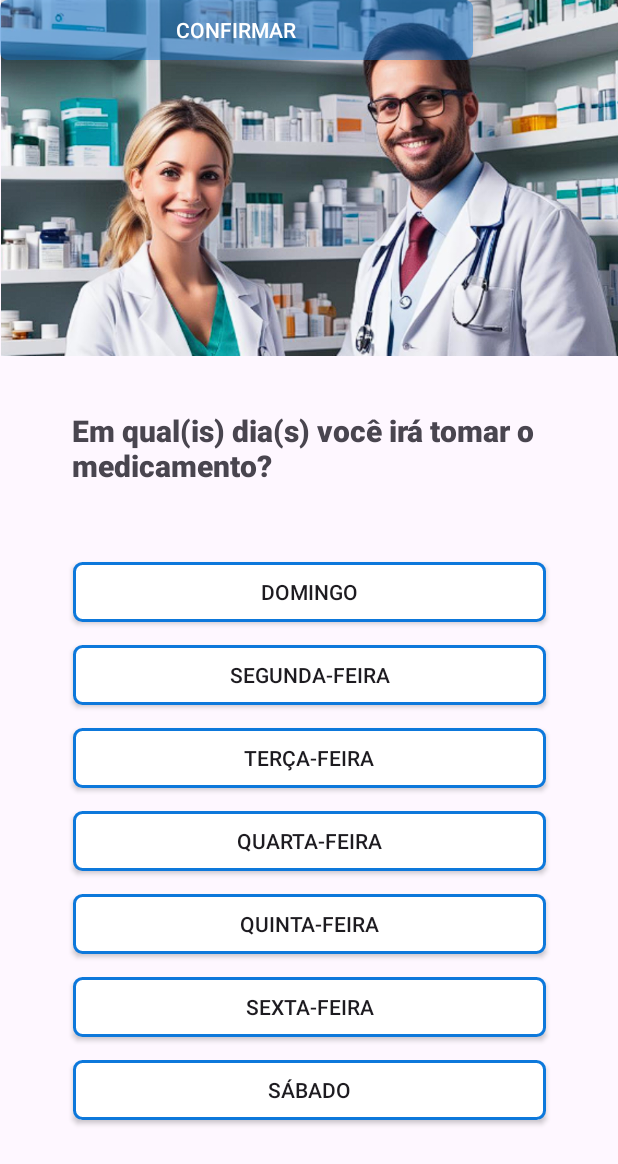
After one commit to luiis-fernandoo/Med-Reminder_Lembrete-de-medicamentos-para-Idosos, an Android app: the FrequencyMedicineSpecificDaysActivity screen opened directly, with no data from a screen before it, on a phone screen of 412 x 824 dp. The commit adds this screen. Shown: the top 1164 px of the screen. Run offline under Robolectric (Android 15) with nearby library versions, the phone set to English and light mode, and no system bars.

Commit message:
Telas para continuidade do cadastro de um lembrete, com adição de doses, escolha de frequência e etc..

```diff
--- /dev/null
+++ b/app/src/main/java/com/example/medreminder_lembretedemedicamentosparaidosos/Activities/FrequencyMedicineSpecificDaysActivity.java
@@ -0,0 +1,16 @@
+package com.example.medreminder_lembretedemedicamentosparaidosos.Activities;
+
+import androidx.appcompat.app.AppCompatActivity;
+
+import android.os.Bundle;
+
+import com.example.medreminder_lembretedemedicamentosparaidosos.R;
+
+public class FrequencyMedicineSpecificDaysActivity extends AppCompatActivity {
+
+    @Override
+    protected void onCreate(Bundle savedInstanceState) {
+        super.onCreate(savedInstanceState);
+        setContentView(R.layout.activity_frequency_medicine_specific_days);
+    }
+}
--- a/app/src/main/java/com/example/medreminder_lembretedemedicamentosparaidosos/Activities/RegisterElderlyActivity.java
+++ b/app/src/main/java/com/example/medreminder_lembretedemedicamentosparaidosos/Activities/RegisterElderlyActivity.java
@@ -20,6 +20,7 @@ import android.widget.Toast;
 
 import com.example.medreminder_lembretedemedicamentosparaidosos.DAO.ElderlyCaregiverDao;
 import com.example.medreminder_lembretedemedicamentosparaidosos.DAO.ElderlyDao;
+import com.example.medreminder_lembretedemedicamentosparaidosos.Fragments.HomeFragment;
 import com.example.medreminder_lembretedemedicamentosparaidosos.Models.Elderly;
 import com.example.medreminder_lembretedemedicamentosparaidosos.Models.ElderlyCaregiver;
 import com.example.medreminder_lembretedemedicamentosparaidosos.R;
@@ -68,7 +69,7 @@ public class RegisterElderlyActivity extends AppCompatActivity {
         laterElderly.setOnClickListener(new View.OnClickListener() {
             @Override
             public void onClick(View view) {
-                Intent it = new Intent(RegisterElderlyActivity.this, HomeMoment.class);
+                Intent it = new Intent(RegisterElderlyActivity.this, HomeFragment.class);
                 startActivity(it);
                 finish();
             }
--- /dev/null
+++ b/app/src/main/res/drawable/button_type_medicine.xml
@@ -0,0 +1,10 @@
+<?xml version="1.0" encoding="utf-8"?>
+<shape xmlns:android="http://schemas.android.com/apk/res/android"
+    android:shape="rectangle">
+
+    <solid android:color="@color/branco"/>
+    <corners android:radius="5dp"/>
+    <stroke
+        android:width="2dp"
+        android:color="#0D78DB" />
+</shape>
--- /dev/null
+++ b/app/src/main/res/layout/activity_frequency_medicine_specific_days.xml
@@ -0,0 +1,144 @@
+<?xml version="1.0" encoding="utf-8"?>
+<androidx.constraintlayout.widget.ConstraintLayout xmlns:android="http://schemas.android.com/apk/res/android"
+    xmlns:app="http://schemas.android.com/apk/res-auto"
+    xmlns:tools="http://schemas.android.com/tools"
+    android:layout_width="match_parent"
+    android:layout_height="match_parent"
+    tools:context=".Activities.FrequencyMedicineSpecificDaysActivity">
+
+    <ImageView
+        android:id="@+id/imageView2"
+        android:layout_width="413dp"
+        android:layout_height="237dp"
+        android:src="@drawable/captura_de_tela_2024_03_18_152732"
+        tools:layout_editor_absoluteX="0dp"
+        tools:layout_editor_absoluteY="-3dp"
+        tools:ignore="MissingConstraints" />
+
+    <androidx.appcompat.widget.AppCompatButton
+        android:id="@+id/buttonSunday"
+        android:layout_width="315dp"
+        android:layout_height="40dp"
+        android:layout_marginStart="48dp"
+        android:layout_marginTop="49dp"
+        android:layout_marginEnd="48dp"
+        android:background="@drawable/button_type_medicine"
+        android:fontFamily="sans-serif-medium"
+        android:text="Domingo"
+        app:layout_constraintEnd_toEndOf="parent"
+        app:layout_constraintStart_toStartOf="parent"
+        app:layout_constraintTop_toBottomOf="@+id/textView7"
+        tools:ignore="MissingConstraints" />
+
+    <androidx.appcompat.widget.AppCompatButton
+        android:id="@+id/buttonMonday"
+        android:layout_width="315dp"
+        android:layout_height="40dp"
+        android:layout_marginStart="48dp"
+        android:layout_marginTop="15dp"
+        android:layout_marginEnd="48dp"
+        android:background="@drawable/button_type_medicine"
+        android:text="Segunda-feira"
+        app:layout_constraintEnd_toEndOf="parent"
+        app:layout_constraintStart_toStartOf="parent"
+        app:layout_constraintTop_toBottomOf="@+id/buttonSunday"
+        tools:ignore="MissingConstraints" />
+
+    <androidx.appcompat.widget.AppCompatButton
+        android:id="@+id/buttonTuesDay"
+        android:layout_width="315dp"
+        android:layout_height="40dp"
+        android:layout_marginStart="48dp"
+        android:layout_marginTop="15dp"
+        android:layout_marginEnd="48dp"
+        android:background="@drawable/button_type_medicine"
+        android:text="Terça-feira"
+        app:layout_constraintEnd_toEndOf="parent"
+        app:layout_constraintStart_toStartOf="parent"
+        app:layout_constraintTop_toBottomOf="@+id/buttonMonday"
+        tools:ignore="MissingConstraints" />
+
+    <androidx.appcompat.widget.AppCompatButton
+        android:id="@+id/buttonWednesday"
+        android:layout_width="315dp"
+        android:layout_height="40dp"
+        android:layout_marginStart="48dp"
+        android:layout_marginTop="15dp"
+        android:layout_marginEnd="48dp"
+        android:background="@drawable/button_type_medicine"
+        android:text="Quarta-feira"
+        app:layout_constraintEnd_toEndOf="parent"
+        app:layout_constraintStart_toStartOf="parent"
+        app:layout_constraintTop_toBottomOf="@+id/buttonTuesDay"
+        tools:ignore="MissingConstraints" />
+
+    <androidx.appcompat.widget.AppCompatButton
+        android:id="@+id/buttonThursday"
+        android:layout_width="315dp"
+        android:layout_height="40dp"
+        android:layout_marginStart="48dp"
+        android:layout_marginTop="15dp"
+        android:layout_marginEnd="48dp"
+        android:background="@drawable/button_type_medicine"
+        android:text="Quinta-feira"
+        app:layout_constraintEnd_toEndOf="parent"
+        app:layout_constraintStart_toStartOf="parent"
+        app:layout_constraintTop_toBottomOf="@+id/buttonWednesday"
+        tools:ignore="MissingConstraints" />
+
+    <androidx.appcompat.widget.AppCompatButton
+        android:id="@+id/buttonFriday"
+        android:layout_width="315dp"
+        android:layout_height="40dp"
+        android:layout_marginStart="48dp"
+        android:layout_marginTop="15dp"
+        android:layout_marginEnd="48dp"
+        android:background="@drawable/button_type_medicine"
+        android:text="Sexta-feira"
+        app:layout_constraintEnd_toEndOf="parent"
+        app:layout_constraintStart_toStartOf="parent"
+        app:layout_constraintTop_toBottomOf="@+id/buttonThursday"
+        tools:ignore="MissingConstraints" />
+
+    <androidx.appcompat.widget.AppCompatButton
+        android:id="@+id/buttonSaturday"
+        android:layout_width="315dp"
+        android:layout_height="40dp"
+        android:layout_marginStart="48dp"
+        android:layout_marginTop="15dp"
+        android:layout_marginEnd="48dp"
+        android:background="@drawable/button_type_medicine"
+        android:text="Sábado"
+        app:layout_constraintEnd_toEndOf="parent"
+        app:layout_constraintStart_toStartOf="parent"
+        app:layout_constraintTop_toBottomOf="@+id/buttonFriday"
+        tools:ignore="MissingConstraints" />
+
+    <TextView
+        android:id="@+id/textView7"
+        android:layout_width="316dp"
+        android:layout_height="52dp"
+        android:layout_marginStart="47dp"
+        android:layout_marginTop="36dp"
+        android:layout_marginEnd="48dp"
+        android:fontFamily="sans-serif-black"
+        android:text="Em qual(is) dia(s) você irá tomar o medicamento? "
+        android:textAlignment="textStart"
+        android:textSize="20sp"
+        app:layout_constraintEnd_toEndOf="parent"
+        app:layout_constraintStart_toStartOf="parent"
+        app:layout_constraintTop_toBottomOf="@+id/imageView2" />
+
+    <androidx.appcompat.widget.AppCompatButton
+        android:id="@+id/buttonConfirmDays"
+        android:layout_width="315dp"
+        android:layout_height="40dp"
+        android:background="@drawable/shape_buttons"
+        android:text="Confirmar"
+        android:textColor="#FFFFFF"
+        tools:layout_editor_absoluteX="48dp"
+        tools:layout_editor_absoluteY="809dp"
+        tools:ignore="MissingConstraints" />
+
+
+</androidx.constraintlayout.widget.ConstraintLayout>
```
Also changed, not shown: app/src/main/AndroidManifest.xml (+12 -3 lines), app/src/main/java/com/example/medreminder_lembretedemedicamentosparaidosos/Activities/FrequencyMedicineActivity.java (added, +16 -0 lines), app/src/main/java/com/example/medreminder_lembretedemedicamentosparaidosos/Activities/FrequencyMedicineEveryDayActivity.java (added, +16 -0 lines), app/src/main/java/com/example/medreminder_lembretedemedicamentosparaidosos/Activities/HomeMoment.java (deleted, +0 -60 lines), app/src/main/java/com/example/medreminder_lembretedemedicamentosparaidosos/Activities/TypeMedicineActivity.java (added, +17 -0 lines), app/src/main/java/com/example/medreminder_lembretedemedicamentosparaidosos/Adapter/SearchAdapter.java (+7 -3 lines), app/src/main/res/layout/activity_frequency_medicine.xml (added, +75 -0 lines), app/src/main/res/layout/activity_frequency_medicine_every_day.xml (added, +104 -0 lines), app/src/main/res/layout/activity_home_moment.xml (deleted, +0 -48 lines), app/src/main/res/layout/activity_type_medicine.xml (added, +76 -0 lines).
